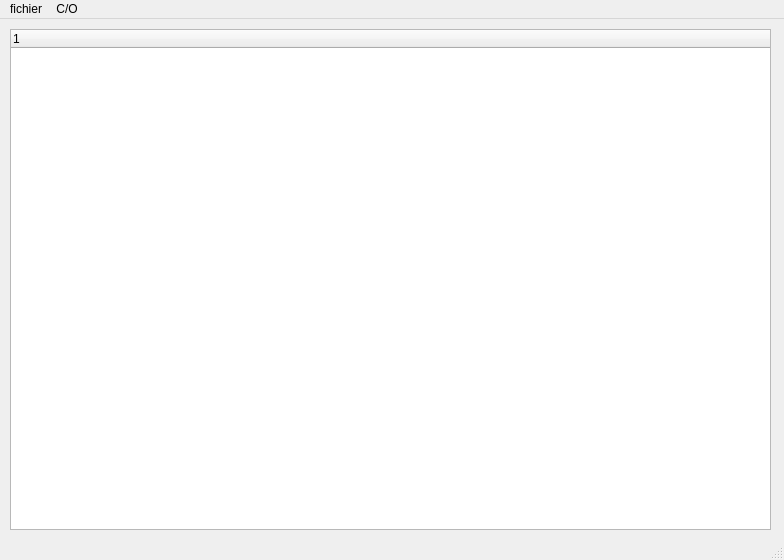
First picture: the form in ui/mainwindow.ui, repository jphoubion/COMailPrinting, before the edit.
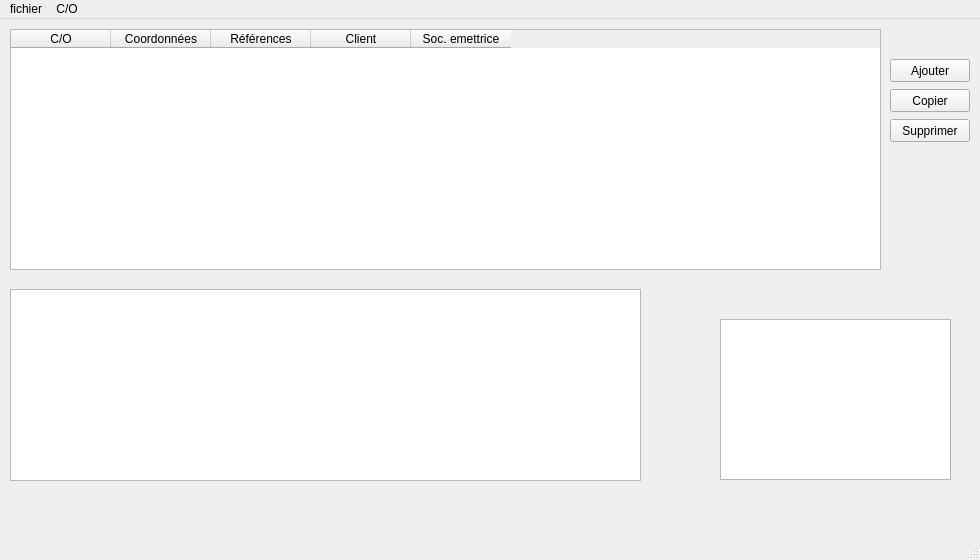
Second picture: the form after the edit.

Commit message: add button fuction created loading from json file -> combobox getting address information when selecting value in combobox

```diff
--- a/ui/mainwindow.ui
+++ b/ui/mainwindow.ui
@@ -6,7 +6,7 @@
    <rect>
     <x>0</x>
     <y>0</y>
-    <width>784</width>
+    <width>980</width>
     <height>560</height>
    </rect>
   </property>
@@ -14,20 +14,104 @@
    <string>MainWindow</string>
   </property>
   <widget class="QWidget" name="centralwidget">
-   <widget class="QTreeWidget" name="treeWidget">
+   <widget class="QTableWidget" name="tw_co">
     <property name="geometry">
      <rect>
       <x>10</x>
       <y>10</y>
-      <width>761</width>
-      <height>501</height>
+      <width>871</width>
+      <height>241</height>
      </rect>
     </property>
     <column>
      <property name="text">
-      <string notr="true">1</string>
+      <string>C/O</string>
      </property>
     </column>
+    <column>
+     <property name="text">
+      <string>Coordonnées</string>
+     </property>
+     <property name="font">
+      <font>
+       <bold>false</bold>
+      </font>
+     </property>
+    </column>
+    <column>
+     <property name="text">
+      <string>Références</string>
+     </property>
+    </column>
+    <column>
+     <property name="text">
+      <string>Client</string>
+     </property>
+    </column>
+    <column>
+     <property name="text">
+      <string>Soc. emettrice</string>
+     </property>
+    </column>
+   </widget>
+   <widget class="QTableView" name="tableView">
+    <property name="geometry">
+     <rect>
+      <x>10</x>
+      <y>270</y>
+      <width>631</width>
+      <height>192</height>
+     </rect>
+    </property>
+   </widget>
+   <widget class="QPushButton" name="btnAddRow">
+    <property name="geometry">
+     <rect>
+      <x>890</x>
+      <y>40</y>
+      <width>80</width>
+      <height>23</height>
+     </rect>
+    </property>
+    <property name="text">
+     <string>Ajouter</string>
+    </property>
+   </widget>
+   <widget class="QPushButton" name="btnAddRow_2">
+    <property name="geometry">
+     <rect>
+      <x>890</x>
+      <y>70</y>
+      <width>80</width>
+      <height>23</height>
+     </rect>
+    </property>
+    <property name="text">
+     <string>Copier</string>
+    </property>
+   </widget>
+   <widget class="QPushButton" name="btnAddRow_3">
+    <property name="geometry">
+     <rect>
+      <x>890</x>
+      <y>100</y>
+      <width>80</width>
+      <height>23</height>
+     </rect>
+    </property>
+    <property name="text">
+     <string>Supprimer</string>
+    </property>
+   </widget>
+   <widget class="QTextEdit" name="textEdit">
+    <property name="geometry">
+     <rect>
+      <x>720</x>
+      <y>300</y>
+      <width>231</width>
+      <height>161</height>
+     </rect>
+    </property>
    </widget>
   </widget>
   <widget class="QMenuBar" name="menubar">
@@ -35,7 +119,7 @@
     <rect>
      <x>0</x>
      <y>0</y>
-     <width>784</width>
+     <width>980</width>
      <height>20</height>
     </rect>
    </property>
```
The commit also changes 2 other files.
